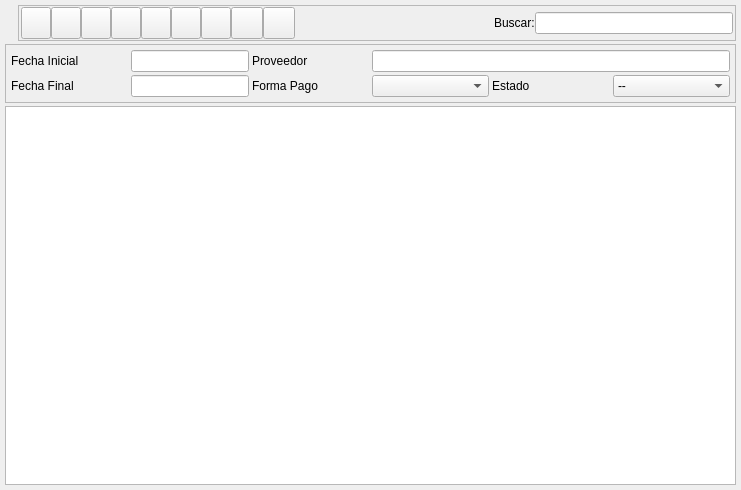
eboladev/Bulmages-1, file bulmages/bulmafact/plugins/pluginbf_carterapagos/carterapagoslistbase.ui: the form before one commit.
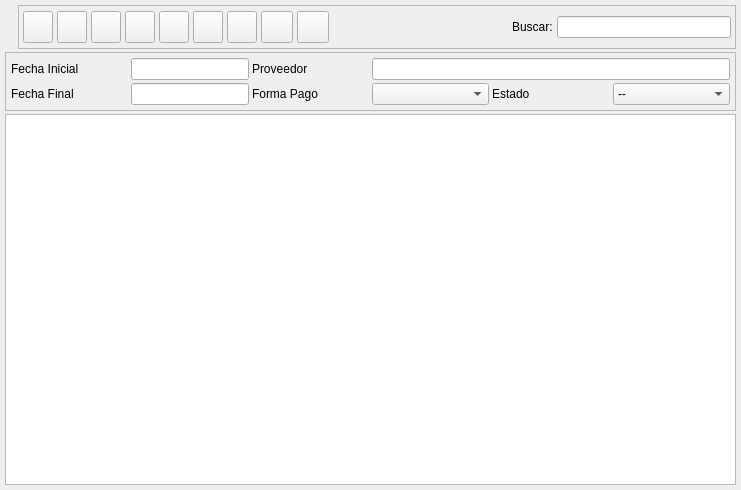
The form after the commit. Icons and pictures are not drawn. Custom widgets are drawn as their Qt base class.

```diff
--- a/bulmages/bulmafact/plugins/pluginbf_carterapagos/carterapagoslistbase.ui
+++ b/bulmages/bulmafact/plugins/pluginbf_carterapagos/carterapagoslistbase.ui
@@ -59,22 +59,13 @@
        </property>
        <layout class="QHBoxLayout" name="horizontalLayout">
         <property name="spacing">
-         <number>0</number>
+         <number>4</number>
         </property>
         <property name="sizeConstraint">
          <enum>QLayout::SetDefaultConstraint</enum>
         </property>
-        <property name="leftMargin">
-         <number>2</number>
-        </property>
-        <property name="topMargin">
-         <number>0</number>
-        </property>
-        <property name="rightMargin">
-         <number>2</number>
-        </property>
-        <property name="bottomMargin">
-         <number>0</number>
+        <property name="margin">
+         <number>4</number>
         </property>
         <item>
          <widget class="QToolButton" name="mui_crear">
```
Left out of the diff: 4 changed lines with no effect on the pictures.
